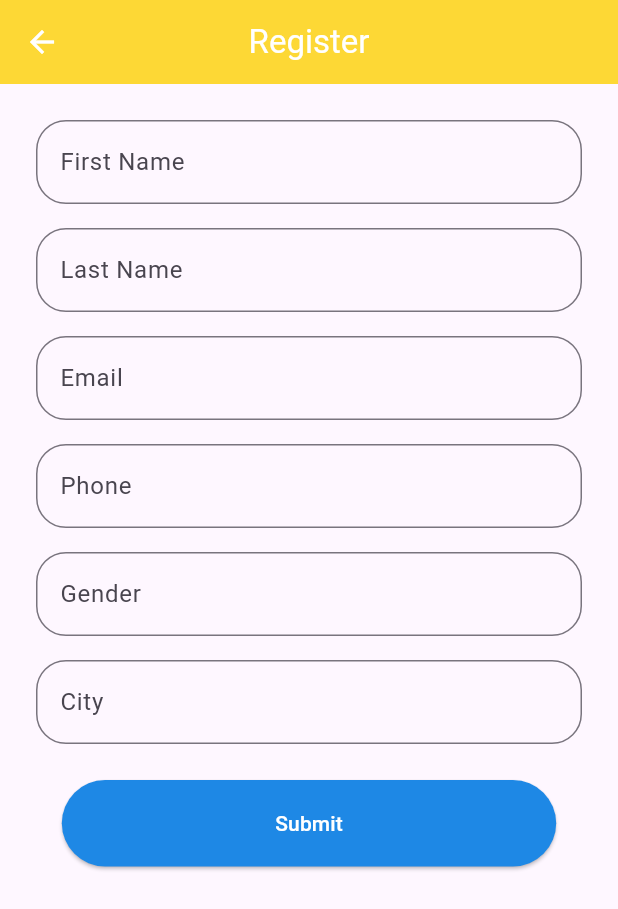
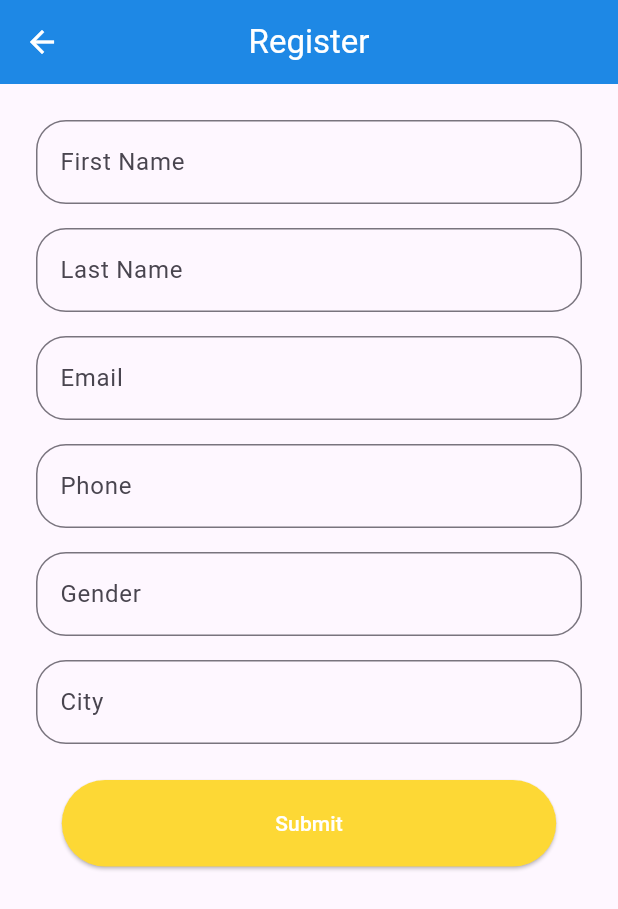
Before and after one commit to MRD-HG/Mobile_MMC_Client, a Flutter app: the RegisterForm screen opened directly, on a phone screen of 412 x 824 dp. Shown: the top 909 px of the screen. Run offline on Flutter 3.47's test engine with Material 3 defaults, Android fonts, the phone set to English and light mode, and no system bars; our stand-ins replace flutter_spinkit, font_awesome_flutter, get, motion_tab_bar; network calls fail.

Commit message:
fixing some issue

```diff
--- a/lib/Details/Register.dart
+++ b/lib/Details/Register.dart
@@ -1,5 +1,3 @@
-// ignore_for_file: prefer_const_constructors
-
 import 'package:flutter/material.dart';
 import 'package:http/http.dart' as http;
 import 'dart:convert';
@@ -19,6 +17,7 @@ class _RegisterFormState extends State<RegisterForm> {
   String _phone = '';
   String _gender = '';
   String _city = '';
+
   Future<void> _submitForm() async {
     if (_formKey.currentState!.validate()) {
       _formKey.currentState!.save();
@@ -32,7 +31,6 @@ Future<void> _submitForm() async {
         'city': _city,
       };
 
-
       String requestBodyJson = jsonEncode(requestBody);
 
       // Send POST request
@@ -44,7 +42,6 @@ Future<void> _submitForm() async {
           },
           body: requestBodyJson,
         );
-
 
         if (response.statusCode == 200) {
           print('Registration successful!');
@@ -59,21 +56,20 @@ Future<void> _submitForm() async {
     }
   }
 
-
   @override
   Widget build(BuildContext context) {
     return Scaffold(
       appBar: AppBar(
         centerTitle: true,
         iconTheme: IconThemeData(color: Colors.white),
-        backgroundColor: Colors.yellow[600],
-        title: Text('Register',style:TextStyle(color: Colors.white)),
+        backgroundColor: Colors.blue[600],
+        title: Text('Register', style: TextStyle(color: Colors.white)),
       ),
       body: Padding(
         padding: EdgeInsets.all(16.0),
         child: Form(
-
           key: _formKey,
+          child: SingleChildScrollView(
             child: Column(
               crossAxisAlignment: CrossAxisAlignment.start,
               children: <Widget>[
@@ -82,8 +78,9 @@ Future<void> _submitForm() async {
                   child: TextFormField(
                     decoration: InputDecoration(
                       labelText: 'First Name',
-
-                    border:OutlineInputBorder(borderRadius: BorderRadius.all(Radius.circular(20)))
+                      border: OutlineInputBorder(
+                        borderRadius: BorderRadius.circular(20.0),
+                      ),
                     ),
                     validator: (value) {
                       if (value == null || value.isEmpty) {
@@ -100,10 +97,11 @@ Future<void> _submitForm() async {
                   padding: const EdgeInsets.all(8.0),
                   child: TextFormField(
                     decoration: InputDecoration(
-                    border:OutlineInputBorder(borderRadius: BorderRadius.all(Radius.circular(20))),
-
-                    labelText: 'Last Name'),
-
+                      labelText: 'Last Name',
+                      border: OutlineInputBorder(
+                        borderRadius: BorderRadius.circular(20.0),
+                      ),
+                    ),
                     validator: (value) {
                       if (value == null || value.isEmpty) {
                         return 'Please enter your last name';
@@ -119,15 +117,15 @@ Future<void> _submitForm() async {
                   padding: const EdgeInsets.all(8.0),
                   child: TextFormField(
                     decoration: InputDecoration(
-
-                    border:OutlineInputBorder(borderRadius: BorderRadius.all(Radius.circular(20))),
-
-                    labelText: 'Email'),
+                      labelText: 'Email',
+                      border: OutlineInputBorder(
+                        borderRadius: BorderRadius.circular(20.0),
+                      ),
+                    ),
                     validator: (value) {
                       if (value == null || value.isEmpty) {
                         return 'Please enter your email';
                       }
-
                       return null;
                     },
                     onSaved: (value) {
@@ -139,19 +137,15 @@ Future<void> _submitForm() async {
                   padding: const EdgeInsets.all(8.0),
                   child: TextFormField(
                     decoration: InputDecoration(
-
-                    border:OutlineInputBorder(borderRadius: BorderRadius.all(Radius.circular(20))),
-                    labelText: 'Phone'
-                  ,
-
-
+                      labelText: 'Phone',
+                      border: OutlineInputBorder(
+                        borderRadius: BorderRadius.circular(20.0),
                       ),
-
+                    ),
                     validator: (value) {
                       if (value == null || value.isEmpty) {
                         return 'Please enter your phone number';
                       }
-
                       return null;
                     },
                     onSaved: (value) {
@@ -163,10 +157,10 @@ Future<void> _submitForm() async {
                   padding: const EdgeInsets.all(8.0),
                   child: TextFormField(
                     decoration: InputDecoration(
-                    border:OutlineInputBorder(borderRadius: BorderRadius.all(Radius.circular(20))),
-
                       labelText: 'Gender',
-                  // border: OutlineInputBorder(borderSide: BorderSide(width: 1)),
+                      border: OutlineInputBorder(
+                        borderRadius: BorderRadius.circular(20.0),
+                      ),
                     ),
                     validator: (value) {
                       if (value == null || value.isEmpty) {
@@ -183,9 +177,11 @@ Future<void> _submitForm() async {
                   padding: const EdgeInsets.all(8.0),
                   child: TextFormField(
                     decoration: InputDecoration(
-                    border:OutlineInputBorder(borderRadius: BorderRadius.all(Radius.circular(20))),
-
-                    labelText: 'City'),
+                      labelText: 'City',
+                      border: OutlineInputBorder(
+                        borderRadius: BorderRadius.circular(20.0),
+                      ),
+                    ),
                     validator: (value) {
                       if (value == null || value.isEmpty) {
                         return 'Please enter your city';
@@ -201,15 +197,18 @@ Future<void> _submitForm() async {
                 Center(
                   child: ElevatedButton(
                     style: ButtonStyle(
-                    backgroundColor:MaterialStatePropertyAll( Colors.blue[600]),
-                    fixedSize: MaterialStatePropertyAll(Size(MediaQuery.of(context).size.width *0.8,MediaQuery.of(context).size.height *0.07)),
-
+                      backgroundColor: MaterialStateProperty.all(Colors.yellow[600]),
+                      fixedSize: MaterialStateProperty.all(Size(
+                        MediaQuery.of(context).size.width * 0.8,
+                        MediaQuery.of(context).size.height * 0.07,
+                      )),
                     ),
                     onPressed: _submitForm,
-                  child: Text('Submit',style:TextStyle(color: Colors.white)),
+                    child: Text('Submit', style: TextStyle(color: Colors.white)),
                   ),
                 ),
               ],
+            ),
           ),
         ),
       ),
@@ -219,8 +218,6 @@ Future<void> _submitForm() async {
 
 void main() {
   runApp(MaterialApp(
-
-
     home: RegisterForm(),
   ));
 }
--- a/lib/controller/Constant.dart
+++ b/lib/controller/Constant.dart
@@ -1,3 +1,3 @@
 class Constant{
-  static const String apiUrl="http://10.5.17.111:45466/gateway";
+  static const String apiUrl="https://smallsparklygrape40.conveyor.cloud/gateway";
 }
--- a/lib/view/Speaker.dart
+++ b/lib/view/Speaker.dart
@@ -45,7 +45,9 @@ class _SpeakerState extends State<Speaker> {
       appBar: AppBar(
         title: Text('Speakers'),
       ),
-      body: GridView.builder(
+      body: Padding(
+        padding: const EdgeInsets.only(left:10,right:10),
+        child: GridView.builder(
           gridDelegate: const SliverGridDelegateWithFixedCrossAxisCount(
             crossAxisCount: 2,
             crossAxisSpacing: 16.0,
@@ -123,6 +125,7 @@ class _SpeakerState extends State<Speaker> {
             );
           },
         ),
+      ),
     );
   }
 }
```
Also changed, not shown: lib/Details/SpeakerDetails.dart (+17 -10 lines), lib/view/Accueil.dart (+56 -3 lines), lib/view/Event.dart (+119 -139 lines), 5 other files. Lines whose indentation alone changed are shown as unchanged.
